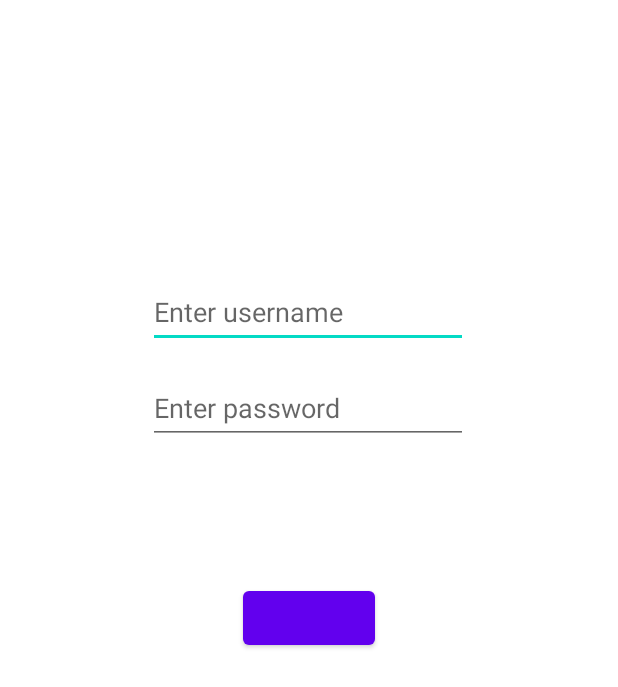
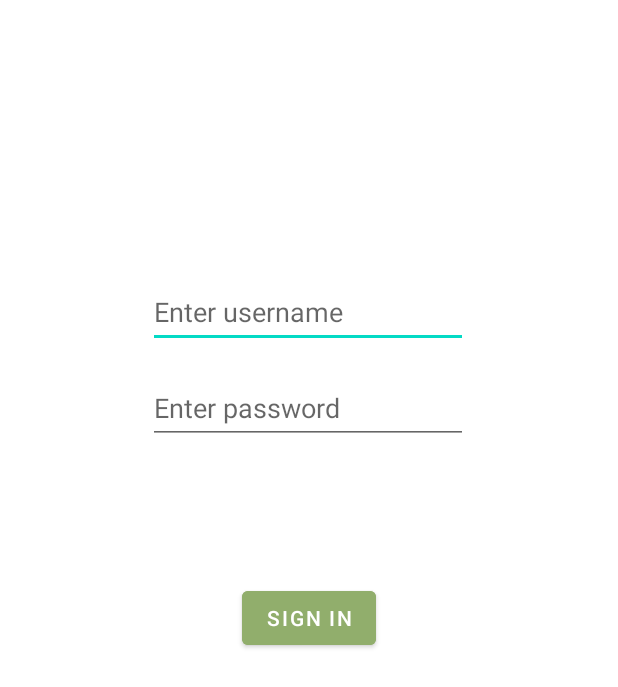
Before and after one commit to Juandr0/Fooddelivery, an Android app: the fragment LoginFragment shown on its own in the app's theme, on a phone screen of 412 x 824 dp. Shown: the top 687 px of the screen. Run offline under Robolectric (Android 15) with nearby library versions, the phone set to English and light mode, and no system bars; our stand-ins replace Firebase (no records; nobody signed in at launch, a user with empty details on screens opened directly).

Commit message:
working on user login

```diff
--- a/app/build.gradle
+++ b/app/build.gradle
@@ -41,6 +41,7 @@ dependencies {
     implementation 'com.google.android.material:material:1.6.1'
     implementation 'androidx.constraintlayout:constraintlayout:2.1.4'
     implementation 'com.google.firebase:firebase-firestore-ktx:24.3.1'
+    implementation 'com.google.firebase:firebase-auth-ktx:21.1.0'
     testImplementation 'junit:junit:4.13.2'
     androidTestImplementation 'androidx.test.ext:junit:1.1.3'
     androidTestImplementation 'androidx.test.espresso:espresso-core:3.4.0'
--- a/app/src/main/java/fragment/LoginFragment.kt
+++ b/app/src/main/java/fragment/LoginFragment.kt
@@ -6,27 +6,15 @@ import android.view.LayoutInflater
 import android.view.View
 import android.view.ViewGroup
 import com.example.fooddeliveryproject.R
-// TODO: Rename parameter arguments, choose names that match
-// the fragment initialization parameters, e.g. ARG_ITEM_NUMBER
-private const val ARG_PARAM1 = "param1"
-private const val ARG_PARAM2 = "param2"
+import com.google.firebase.auth.ktx.auth
+import com.google.firebase.ktx.Firebase
 
-/**
- * A simple [Fragment] subclass.
- * Use the [LoginFragment.newInstance] factory method to
- * create an instance of this fragment.
- */
 class LoginFragment : Fragment() {
-    // TODO: Rename and change types of parameters
-    private var param1: String? = null
-    private var param2: String? = null
 
     override fun onCreate(savedInstanceState: Bundle?) {
+        val auth = Firebase.auth
         super.onCreate(savedInstanceState)
-        arguments?.let {
-            param1 = it.getString(ARG_PARAM1)
-            param2 = it.getString(ARG_PARAM2)
-        }
+
     }
 
     override fun onCreateView(inflater: LayoutInflater, container: ViewGroup?,
@@ -35,22 +23,4 @@ class LoginFragment : Fragment() {
         return inflater.inflate(R.layout.fragment_login, container, false)
     }
 
-    companion object {
-        /**
-         * Use this factory method to create a new instance of
-         * this fragment using the provided parameters.
-         *
-         * @param param1 Parameter 1.
-         * @param param2 Parameter 2.
-         * @return A new instance of fragment LoginFragment.
-         */
-        // TODO: Rename and change types and number of parameters
-        @JvmStatic fun newInstance(param1: String, param2: String) =
-                LoginFragment().apply {
-                    arguments = Bundle().apply {
-                        putString(ARG_PARAM1, param1)
-                        putString(ARG_PARAM2, param2)
-                    }
-                }
-    }
 }
--- a/app/src/main/res/layout/fragment_login.xml
+++ b/app/src/main/res/layout/fragment_login.xml
@@ -47,14 +47,16 @@
             app:layout_constraintTop_toTopOf="parent" />
 
         <Button
-            android:id="@+id/loginUserSignInBtn"
+
+            android:id="@+id/loginUserSignInButton"
             android:layout_width="wrap_content"
             android:layout_height="wrap_content"
+            android:text="@string/sign_in"
+            android:backgroundTint="@color/woopwoop_green"
             app:layout_constraintBottom_toBottomOf="parent"
             app:layout_constraintEnd_toEndOf="parent"
             app:layout_constraintStart_toStartOf="parent"
-            app:layout_constraintTop_toTopOf="parent"
-            tools:text="@string/signIn" />
+            app:layout_constraintTop_toTopOf="parent" />
 
     </androidx.constraintlayout.widget.ConstraintLayout>
 </FrameLayout>
--- a/app/src/main/res/values/strings.xml
+++ b/app/src/main/res/values/strings.xml
@@ -15,7 +15,7 @@
 
     <string name="username">Enter username</string>
     <string name="password">Enter password</string>
-    <string name="signIn">Sign in</string>
+    <string name="sign_in">Sign in</string>
 
     <!-- TODO: Remove or change this placeholder text -->
     <string name="hello_blank_fragment">Hello blank fragment</string>
```
Also changed, not shown: app/src/main/java/com/example/fooddeliveryproject/userInterfaceFragment.kt (renamed from app/src/main/java/com/example/fooddeliveryproject/FragmentMenuActivity.kt, +25 -13 lines).
